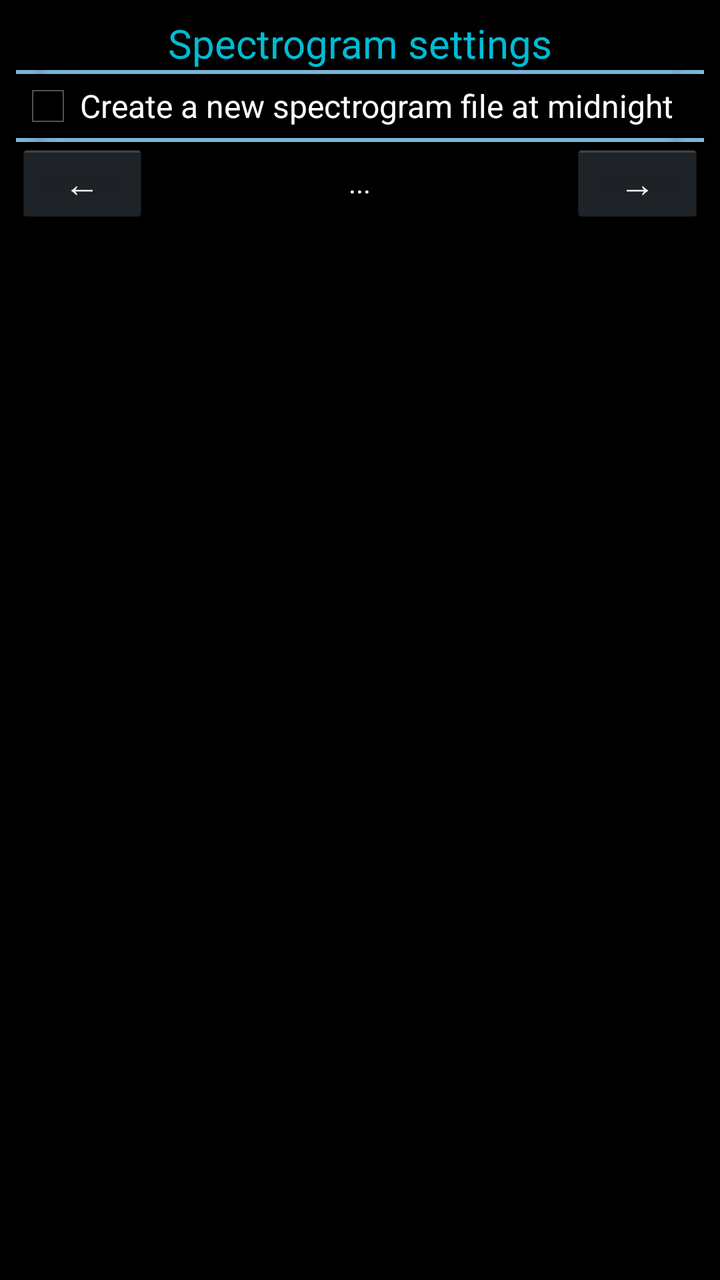
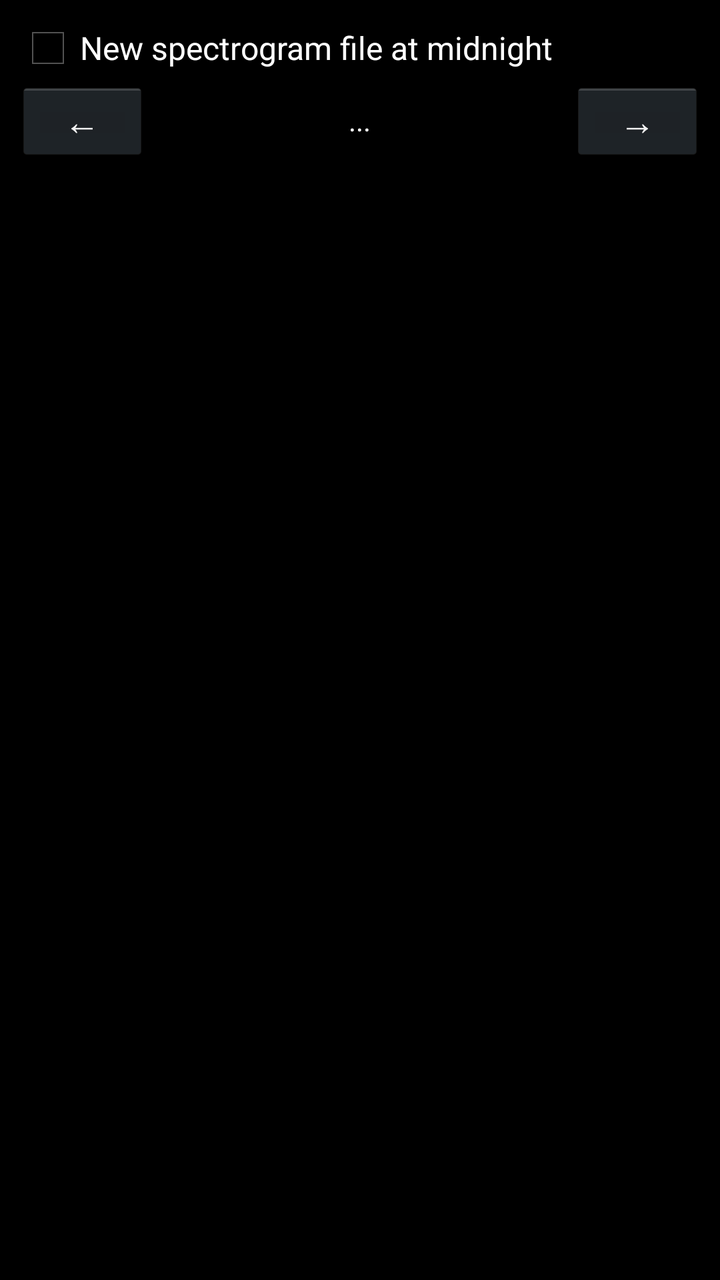

Screens rendered from an Android XML layout before and after an edit, with the pre-edit source and the edit as a unified diff.
<!-- AndroidManifest.xml: application theme AppTheme -->
<!-- res/layout/activity_atom_spectra_spectrogram_settings.xml -->
<?xml version="1.0" encoding="utf-8"?>
<LinearLayout xmlns:android="http://schemas.android.com/apk/res/android"
    xmlns:tools="http://schemas.android.com/tools"
    android:layout_width="match_parent"
    android:layout_height="match_parent"
    android:background="#FF000000"
    android:orientation="vertical"
    tools:context=".AtomSpectraSpectrogramSettings">

    <ScrollView
        android:layout_width="match_parent"
        android:layout_height="match_parent">

        <LinearLayout
            android:layout_width="match_parent"
            android:layout_height="wrap_content"
            android:divider="@drawable/divider"
            android:orientation="vertical"
            android:padding="8dp"
            android:showDividers="middle">

            <TextView
                android:layout_width="fill_parent"
                android:layout_height="wrap_content"
                android:gravity="center"
                android:text="@string/spectrogram_settings_title"
                android:textColor="#00BCD4"
                android:textSize="20sp" />

            <CheckBox
                android:id="@+id/spgMidnightReset"
                android:layout_width="fill_parent"
                android:layout_height="wrap_content"
                android:layout_weight="1"
                android:text="@string/settings_spg_midnight_reset"
                android:textColor="#FFFFFFFF" />


            <LinearLayout
                android:layout_width="match_parent"
                android:layout_height="match_parent"
                android:orientation="horizontal">

                <Button
                    android:id="@+id/decAutosaveNameButton"
                    android:layout_width="wrap_content"
                    android:layout_height="wrap_content"
                    android:layout_weight="1"
                    android:minHeight="24dp"
                    android:onClick="onClick_spgDeltaDuration_minus"
                    android:text="@string/minus" />

                <TextView
                    android:id="@+id/spgDeltaDurationText"
                    android:layout_width="wrap_content"
                    android:layout_height="match_parent"
                    android:layout_weight="80"
                    android:gravity="center"
                    android:text="..."
                    android:textColor="#FFFFFF"
                    tools:ignore="HardcodedText" />

                <Button
                    android:id="@+id/incAutosaveNameButton"
                    android:layout_width="wrap_content"
                    android:layout_height="wrap_content"
                    android:layout_weight="1"
                    android:minHeight="24dp"
                    android:onClick="onClick_spgDeltaDuration_plus"
                    android:text="@string/plus" />
            </LinearLayout>

        </LinearLayout>
    </ScrollView>
</LinearLayout>
<!-- resources referenced by this layout -->
<resources>
  <!-- drawable divider: png bitmap (drawable, 3113 bytes) -->
  <string name="minus">\u2190</string>
  <string name="plus">\u2192</string>
  <string name="settings_spg_midnight_reset">Create a new spectrogram file at midnight</string>
  <string name="spectrogram_settings_title">Spectrogram settings</string>
  <style name="AppTheme" parent="AppBaseTheme">
          <item name="android:colorPrimary">@color/color_main</item>
          <item name="android:textColor">@color/color_main</item>
          <item name="android:colorAccent">@color/color_main</item>
          
  
      </style>
  <style name="AppBaseTheme" parent="android:Theme.Holo">
          
      </style>
</resources>

<!-- the commit's change to res/layout/activity_atom_spectra_spectrogram_settings.xml (unified diff, before → after) -->
@@ -14,18 +14,9 @@
         <LinearLayout
             android:layout_width="match_parent"
             android:layout_height="wrap_content"
-            android:divider="@drawable/divider"
             android:orientation="vertical"
             android:padding="8dp"
             android:showDividers="middle">
-
-            <TextView
-                android:layout_width="fill_parent"
-                android:layout_height="wrap_content"
-                android:gravity="center"
-                android:text="@string/spectrogram_settings_title"
-                android:textColor="#00BCD4"
-                android:textSize="20sp" />
 
             <CheckBox
                 android:id="@+id/spgMidnightReset"
<!-- resource entries referenced after the edit -->
@@ -1,10 +1,8 @@
 <!-- resources referenced by this layout -->
 <resources>
-  <!-- drawable divider: png bitmap (drawable, 3113 bytes) -->
   <string name="minus">\u2190</string>
   <string name="plus">\u2192</string>
-  <string name="settings_spg_midnight_reset">Create a new spectrogram file at midnight</string>
-  <string name="spectrogram_settings_title">Spectrogram settings</string>
+  <string name="settings_spg_midnight_reset">New spectrogram file at midnight</string>
   <style name="AppTheme" parent="AppBaseTheme">
           <item name="android:colorPrimary">@color/color_main</item>
           <item name="android:textColor">@color/color_main</item>
